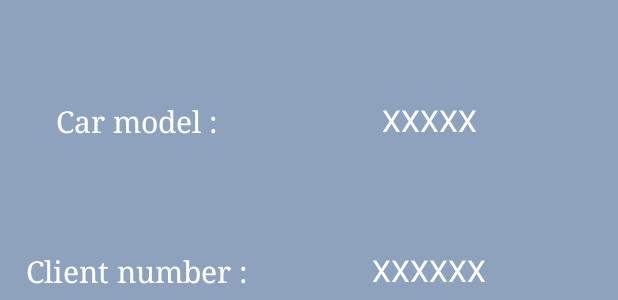
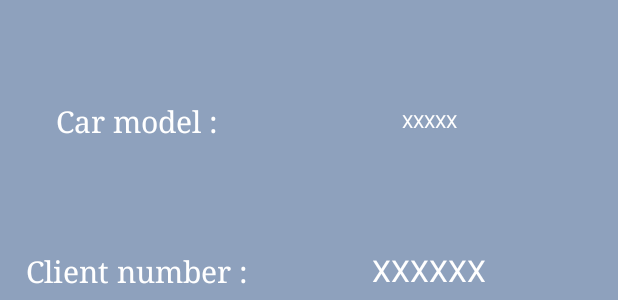
Before and after one commit to moriv1/LadrApp, an Android app: the layout activity_personnal_data.xml on its own in the app's theme, with its tools: preview values and no code run, on a phone screen of 412 x 824 dp. Shown: the part 359-659 px from the top of the screen. Run offline under Robolectric (Android 15) with nearby library versions, the phone set to English and light mode, and no system bars.

Commit message:
commit 4: 1.  the car model Spinner has been added to personal data

```diff
--- a/LadR/app/src/main/java/com/engineering/moriergenoud/vincent/ladr/PersonnalDataActivity.java
+++ b/LadR/app/src/main/java/com/engineering/moriergenoud/vincent/ladr/PersonnalDataActivity.java
@@ -15,6 +15,7 @@ public class PersonnalDataActivity extends AppCompatActivity {
     String TransfertFirstName;
     String TransfertLastName;
     String TransfertLiscence;
+    String TransfertCarModel;
 
 
 
@@ -40,6 +41,8 @@ public class PersonnalDataActivity extends AppCompatActivity {
         TransfertLiscence=getIntent().getExtras().getString("Licence2");
         mDisplayLiscence.setText(TransfertLiscence);
 
-    }
+        TransfertCarModel=getIntent().getExtras().getString("CarModel2");
+        mDisplayCarModel.setText(TransfertCarModel);
+        }
 
 }
--- a/LadR/app/src/main/res/layout/activity_main.xml
+++ b/LadR/app/src/main/res/layout/activity_main.xml
@@ -69,7 +69,6 @@
         android:textAlignment="center"
         android:layout_height="wrap_content" />
 
-
     <Button
         android:id="@+id/activity_main_submit_btn"
         android:layout_width="337dp"
--- a/LadR/app/src/main/res/layout/activity_personnal_data.xml
+++ b/LadR/app/src/main/res/layout/activity_personnal_data.xml
@@ -108,12 +108,12 @@
         android:layout_height="40dp"
         android:layout_alignParentEnd="true"
         android:layout_alignParentTop="true"
+        android:layout_marginEnd="26dp"
         android:layout_marginTop="300dp"
         android:textColor="#ffffff"
-        android:layout_marginEnd="26dp"
         android:gravity="center"
         android:text="XXXXX"
-        android:textSize="20sp" />
+        android:textAppearance="@style/TextAppearance.AppCompat.Caption" />
 
     <TextView
         android:id="@+id/activitiy_info_client_txt"
```
Also changed, not shown: LadR/app/src/main/java/com/engineering/moriergenoud/vincent/ladr/MainActivity.java (+17 -1 lines), LadR/app/src/main/java/com/engineering/moriergenoud/vincent/ladr/MenuCentral.java (+3 -4 lines).
